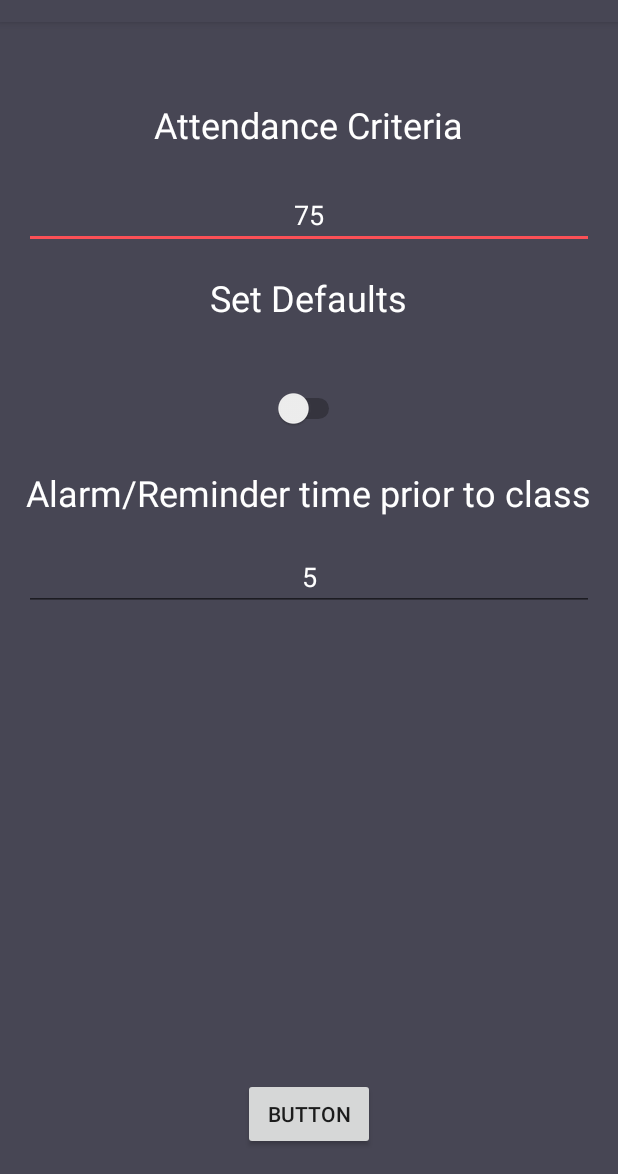
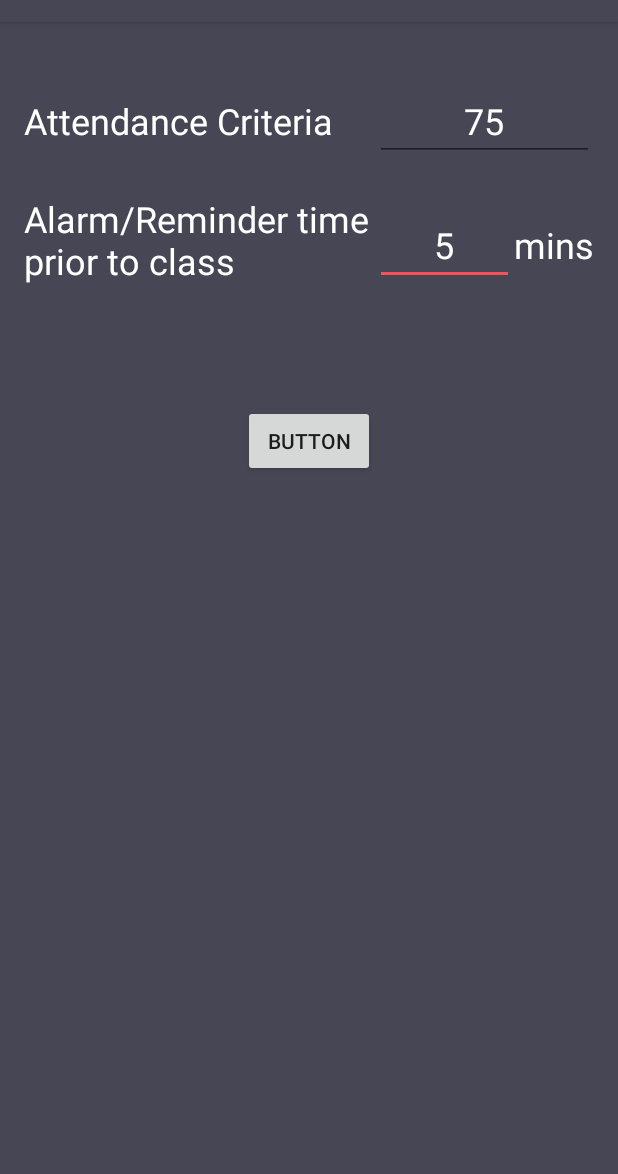
Before and after one commit to Shivamdhuria/AttendanceKeeper, an Android app: the SetDefault screen opened directly, with no data from a screen before it, on a phone screen of 412 x 824 dp, the part 62-1236 px from its top. Run offline under Robolectric (Android 15) with nearby library versions, the phone set to English and light mode, and no system bars.

Commit message:
Alarm Set with Services                                     Hash code Applied                                     Alarm Cancelling                                     running service after button pressed                                     Settings                                     Listview                                     Ui Changed ,                                     Library put                                     Layout fixed                                     Time fixed                                     :Lots of stuff                                     Everything working  better,non 8                                     for 8

```diff
--- a/app/src/main/java/com/elixer/attendancekeeper/NotificationPublisher.java
+++ b/app/src/main/java/com/elixer/attendancekeeper/NotificationPublisher.java
@@ -8,6 +8,8 @@ import android.content.BroadcastReceiver;
 import android.content.Context;
 import android.content.Intent;
 import android.graphics.Color;
+import android.media.AudioAttributes;
+import android.media.RingtoneManager;
 import android.os.Build;
 import android.os.PowerManager;
 import android.support.v4.app.NotificationCompat;
@@ -35,9 +37,14 @@ public class NotificationPublisher extends BroadcastReceiver {
             String id = "w01", name = "Class Reminder";
             int importance = NotificationManager.IMPORTANCE_DEFAULT;
             String desc = "Mark your Attendance";
+            AudioAttributes audioAttributes = new AudioAttributes.Builder()
+                    .setContentType(AudioAttributes.CONTENT_TYPE_SONIFICATION)
+                    .setUsage(AudioAttributes.USAGE_NOTIFICATION_RINGTONE)
+                    .build();
 
             NotificationChannel channel = new NotificationChannel(id, name, importance);
             channel.setDescription(desc);
+            channel.setSound(RingtoneManager.getDefaultUri(RingtoneManager.TYPE_NOTIFICATION),audioAttributes);
             notificationManager.createNotificationChannel(channel);
             builder = new Notification.Builder(context, id);
 
@@ -45,6 +52,8 @@ public class NotificationPublisher extends BroadcastReceiver {
             builder.setAutoCancel(false);
             builder.setContentTitle("Class Reminder");
             builder.setContentText("Mark your Attendance");
+
+
 
             builder.setSmallIcon(R.drawable.ic_notifications_black_24dp);
             // builder.setContentIntent(pendingIntent);
@@ -63,7 +72,7 @@ public class NotificationPublisher extends BroadcastReceiver {
                             .setSmallIcon(R.mipmap.ic_launcher)
                             .setContentTitle("Class Reminder")
                             .setContentText("Mark Your Attendance")
-
+                            .setSound(RingtoneManager.getDefaultUri(RingtoneManager.TYPE_NOTIFICATION))
                             .setVibrate(new long[] { 0,1000,1000, 1000, 1000 })
                             .setLights(Color.YELLOW, 3000, 3000);
             mBuilder.setContentIntent(contentIntent);
--- a/app/src/main/java/com/elixer/attendancekeeper/SetDefault.java
+++ b/app/src/main/java/com/elixer/attendancekeeper/SetDefault.java
@@ -18,7 +18,7 @@ public class SetDefault extends AppCompatActivity {
     protected void onCreate(Bundle savedInstanceState) {
         super.onCreate(savedInstanceState);
         setContentView(R.layout.activity_set_default);
-        switchPresent=(Switch)findViewById(R.id.switchPresent);
+
         editTextPercentage=(EditText)findViewById(R.id.editTextPercentage);
         buttonSubmit= (Button)findViewById( R.id.buttonSubmit);
 
--- a/app/src/main/res/layout/activity_set_default.xml
+++ b/app/src/main/res/layout/activity_set_default.xml
@@ -12,84 +12,77 @@
     android:background="@color/colorPrimaryDark"
     android:scrollbarSize="20dp">
 
-    <Switch
+    <TextView
+        android:text="Attendance Criteria"
         android:layout_width="wrap_content"
         android:layout_height="wrap_content"
-        android:layout_marginTop="44dp"
-        android:id="@+id/switchPresent"
-        android:switchTextAppearance="@style/TextAppearance.AppCompat.Body1"
-        android:textSize="18sp"
-        android:layout_below="@+id/textView9"
-        android:layout_centerHorizontal="true" />
+        android:layout_marginTop="33dp"
+        android:id="@+id/textView7"
+        android:textSize="24sp"
+        android:textColor="@android:color/white"
+        android:layout_alignParentTop="true"
+        android:layout_alignParentStart="true" />
 
     <EditText
         android:layout_width="wrap_content"
         android:layout_height="wrap_content"
         android:inputType="numberDecimal"
         android:ems="10"
-        android:layout_marginTop="21dp"
-        android:id="@+id/editTextPercentage"
-        android:text="75"
+        android:id="@+id/editTextTime"
+        android:text="5"
         android:textColor="@android:color/white"
         android:textAlignment="center"
-        android:layout_below="@+id/textView7"
-        android:layout_alignParentStart="true"
-        android:layout_alignParentEnd="true" />
-
-    <Button
-        android:text="Button"
-        android:layout_width="wrap_content"
-        android:layout_height="wrap_content"
-        android:layout_alignParentBottom="true"
-        android:layout_centerHorizontal="true"
-        android:id="@+id/buttonSubmit" />
-
-    <TextView
-        android:text="Attendance Criteria"
-        android:layout_width="wrap_content"
-        android:layout_height="wrap_content"
-        android:layout_marginTop="36dp"
-        android:id="@+id/textView7"
+        android:layout_alignBottom="@+id/textview_time"
+        android:layout_alignStart="@+id/editTextPercentage"
         android:textSize="24sp"
-        android:textColor="@android:color/white"
-        android:layout_alignParentTop="true"
-        android:layout_centerHorizontal="true" />
-
-    <TextView
-        android:text="Set Defaults"
-        android:layout_width="wrap_content"
-        android:layout_height="wrap_content"
-        android:layout_marginTop="16dp"
-        android:id="@+id/textView9"
-        android:textSize="24sp"
-        android:textColor="@android:color/background_light"
-        android:layout_below="@+id/editTextPercentage"
-        android:layout_centerHorizontal="true" />
-
-    <TextView
-        android:text="Alarm/Reminder time prior to class"
-        android:layout_width="wrap_content"
-        android:layout_height="wrap_content"
-        android:layout_marginTop="26dp"
-        android:id="@+id/textview_time"
-        android:textSize="24sp"
-        android:textColor="@android:color/background_light"
-        android:layout_below="@+id/switchPresent"
-        android:layout_centerHorizontal="true"
-        android:textAlignment="center" />
+        android:layout_toStartOf="@+id/textView9" />
 
     <EditText
         android:layout_width="wrap_content"
         android:layout_height="wrap_content"
         android:inputType="numberDecimal"
         android:ems="10"
-        android:layout_marginTop="17dp"
-        android:id="@+id/editTextTime"
-        android:text="5"
+        android:id="@+id/editTextPercentage"
+        android:text="75"
         android:textColor="@android:color/white"
         android:textAlignment="center"
+        android:textSize="24sp"
+        android:layout_alignBaseline="@+id/textView7"
+        android:layout_alignBottom="@+id/textView7"
+        android:layout_alignParentEnd="true"
+        android:layout_toEndOf="@+id/buttonSubmit" />
+
+    <TextView
+        android:text="Alarm/Reminder time prior to class"
+        android:layout_width="wrap_content"
+        android:layout_height="wrap_content"
+        android:id="@+id/textview_time"
+        android:textSize="24sp"
+        android:textColor="@android:color/background_light"
+        android:textAlignment="viewStart"
+        android:layout_marginTop="22dp"
+        android:layout_below="@+id/editTextPercentage"
+        android:layout_alignParentStart="true"
+        android:layout_toStartOf="@+id/editTextTime" />
+
+    <Button
+        android:text="Button"
+        android:layout_width="wrap_content"
+        android:layout_height="wrap_content"
+        android:id="@+id/buttonSubmit"
         android:layout_below="@+id/textview_time"
-        android:layout_alignParentStart="true"
-        android:layout_alignParentEnd="true" />
+        android:layout_centerHorizontal="true"
+        android:layout_marginTop="80dp" />
+
+    <TextView
+        android:text="mins"
+        android:layout_width="wrap_content"
+        android:layout_height="wrap_content"
+        android:id="@+id/textView9"
+        android:textColor="@android:color/white"
+        android:layout_alignBaseline="@+id/editTextTime"
+        android:layout_alignBottom="@+id/editTextTime"
+        android:layout_alignParentEnd="true"
+        android:textSize="24sp" />
 
 </RelativeLayout>
```
